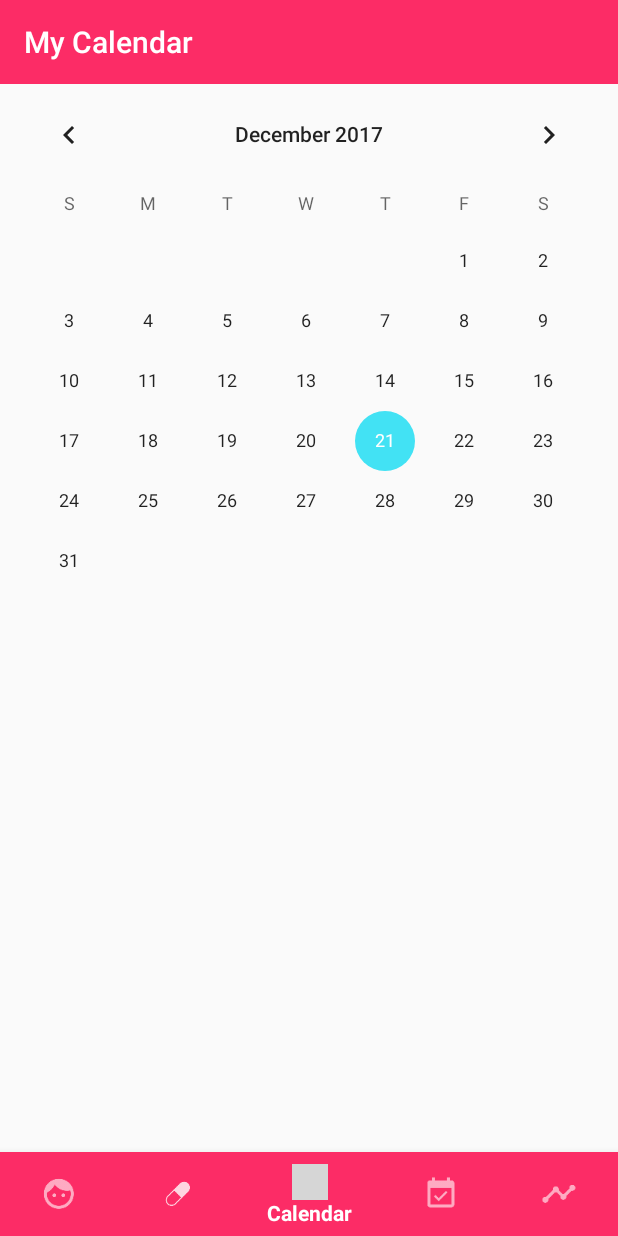
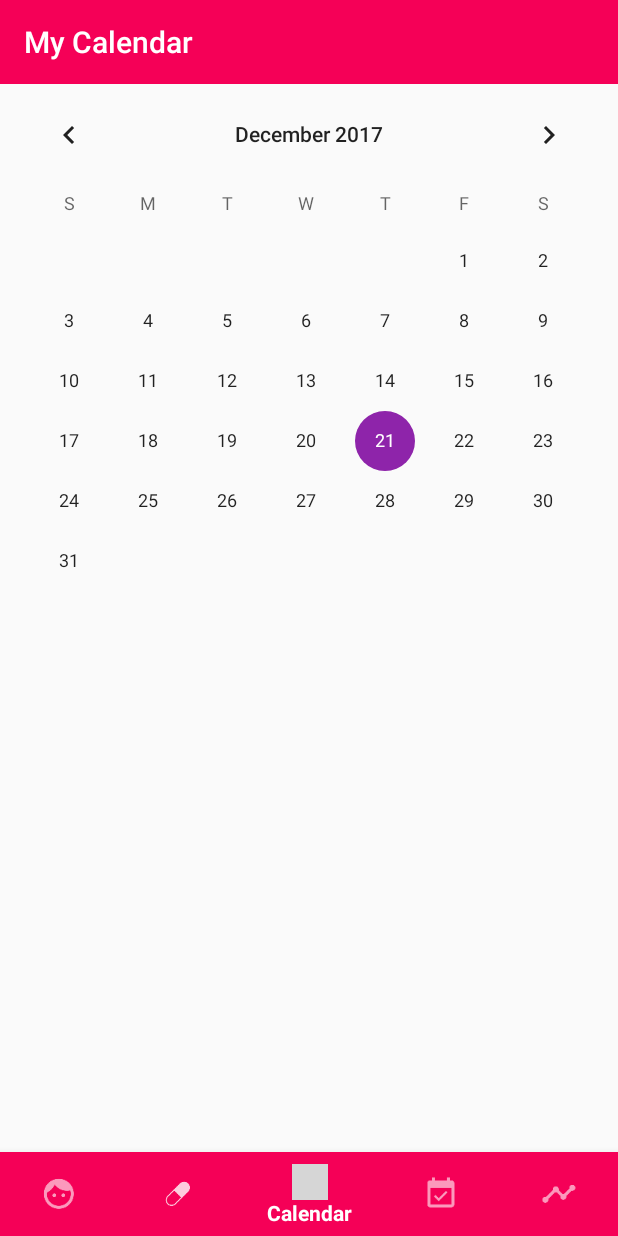
Before and after one commit to charlie-thomas/MyPHR, an Android app: the screen it shows after launch (MainActivity), after a tap on an icon or button, on a phone screen of 412 x 824 dp. Run offline under Robolectric (Android 15) with nearby library versions, the phone set to English and light mode, and no system bars; our stand-ins replace Room's generated code; grey boxes are pictures that could not be loaded.

Commit message:
Changed secondary colour to purple on request of client

```diff
--- a/MyPHR/app/src/main/res/values/colors.xml
+++ b/MyPHR/app/src/main/res/values/colors.xml
@@ -1,6 +1,6 @@
 <?xml version="1.0" encoding="utf-8"?>
 <resources>
-    <color name="colorPrimary">#FC2C66</color>
-    <color name="colorPrimaryDark">#EC2A5F</color>
-    <color name="colorAccent">#42e2f4</color>
+    <color name="colorPrimary">#F50057</color>
+    <color name="colorPrimaryDark">#E91E63</color>
+    <color name="colorAccent">#8E24AA</color>
 </resources>
```
